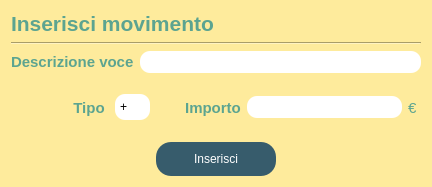
StracciaMatteo/GestioneCinema, file spesericavi/InserimentoSpeseRicavi/Inserisci_Movimento_UI.ui: the form before one commit.
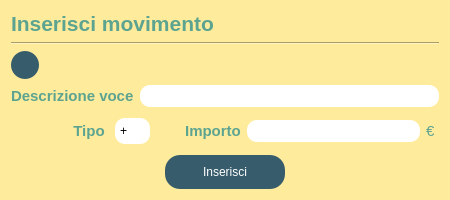
The form after the commit. Icons and pictures are not drawn.

```diff
--- a/spesericavi/InserimentoSpeseRicavi/Inserisci_Movimento_UI.ui
+++ b/spesericavi/InserimentoSpeseRicavi/Inserisci_Movimento_UI.ui
@@ -6,20 +6,20 @@
    <rect>
     <x>0</x>
     <y>0</y>
-    <width>432</width>
-    <height>187</height>
+    <width>450</width>
+    <height>200</height>
    </rect>
   </property>
   <property name="minimumSize">
    <size>
-    <width>432</width>
-    <height>187</height>
+    <width>450</width>
+    <height>200</height>
    </size>
   </property>
   <property name="maximumSize">
    <size>
-    <width>432</width>
-    <height>187</height>
+    <width>450</width>
+    <height>200</height>
    </size>
   </property>
   <property name="windowTitle">
@@ -63,6 +63,52 @@
      </property>
     </widget>
    </item>
+   <item>
+    <layout class="QHBoxLayout" name="horizontalLayout_4">
+     <item>
+      <widget class="QPushButton" name="pushButton">
+       <property name="styleSheet">
+        <string notr="true">QPushButton{
+border-radius: 14px;
+Width:28px;
+Height:28px;
+background-color: rgb(55, 92, 108);
+color: rgb(255, 255, 255);
+border-style: outset;
+
+
+
+}
+
+QPushButton:hover{
+
+background-color: rgb(92, 154, 181);
+}
+QPushButton:pressed{
+border-style: inset;
+background-color: rgb(48, 80, 91);
+}</string>
+       </property>
+       <property name="text">
+        <string/>
+       </property>
+      </widget>
+     </item>
+     <item>
+      <spacer name="horizontalSpacer_3">
+       <property name="orientation">
+        <enum>Qt::Horizontal</enum>
+       </property>
+       <property name="sizeHint" stdset="0">
+        <size>
+         <width>40</width>
+         <height>20</height>
+        </size>
+       </property>
+      </spacer>
+     </item>
+    </layout>
+   </item>
    <item>
     <layout class="QHBoxLayout" name="horizontalLayout">
      <item>
```
